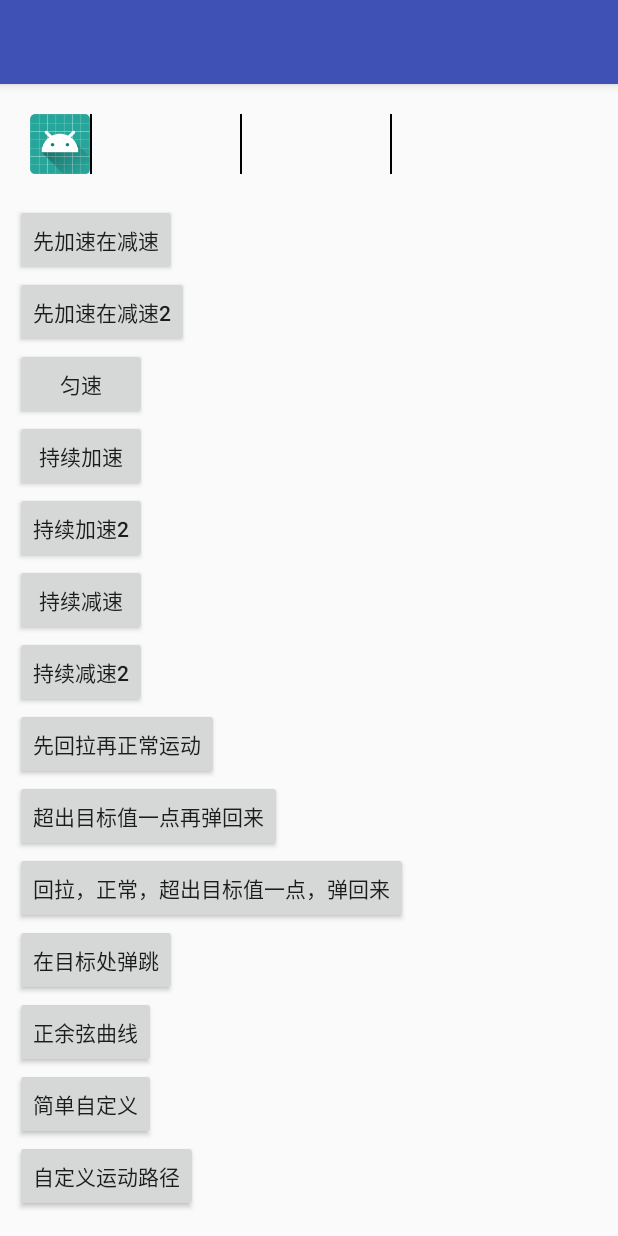
After one commit to HaoFeiWang/DemoList, an Android app: the AnimActivity screen opened directly, with no data from a screen before it, on a phone screen of 412 x 824 dp. The commit adds this screen. Run offline under Robolectric (Android 15) with nearby library versions, the light colour scheme and no system bars.

Commit message:
动画插值器

```diff
--- a/app/src/main/AndroidManifest.xml
+++ b/app/src/main/AndroidManifest.xml
@@ -1,6 +1,8 @@
 <?xml version="1.0" encoding="utf-8"?>
 <manifest xmlns:android="http://schemas.android.com/apk/res/android"
     package="com.whf.demolist">
+
+    <uses-permission android:name="android.permission.INTERNET" />
 
     <application
         android:allowBackup="true"
@@ -16,7 +18,8 @@
                 <category android:name="android.intent.category.LAUNCHER" />
             </intent-filter>
         </activity>
-        <activity android:name=".unittest.UnitTestActivity"></activity>
+        <activity android:name=".unittest.UnitTestActivity" />
+        <activity android:name=".anim.AnimActivity"></activity>
     </application>
 
 </manifest>
--- a/app/src/main/java/com/whf/demolist/MainActivity.java
+++ b/app/src/main/java/com/whf/demolist/MainActivity.java
@@ -6,11 +6,13 @@ import android.os.Bundle;
 import android.view.View;
 import android.widget.Button;
 
+import com.whf.demolist.anim.AnimActivity;
 import com.whf.demolist.unittest.UnitTestActivity;
 
 public class MainActivity extends AppCompatActivity implements View.OnClickListener {
 
     private Button btnUnitTest;
+    private Button btnAnim;
 
     @Override
     protected void onCreate(Bundle savedInstanceState) {
@@ -23,10 +25,12 @@ public class MainActivity extends AppCompatActivity implements View.OnClickListe
 
     private void initView() {
         btnUnitTest = findViewById(R.id.btn_unit_test);
+        btnAnim = findViewById(R.id.btn_anim);
     }
 
     private void initListener() {
         btnUnitTest.setOnClickListener(this);
+        btnAnim.setOnClickListener(this);
     }
 
     @Override
@@ -35,6 +39,8 @@ public class MainActivity extends AppCompatActivity implements View.OnClickListe
             case R.id.btn_unit_test:
                 startActivity(new Intent(this, UnitTestActivity.class));
                 break;
+            case R.id.btn_anim:
+                startActivity(new Intent(this, AnimActivity.class));
             default:
                 break;
         }
--- /dev/null
+++ b/app/src/main/java/com/whf/demolist/anim/AnimActivity.java
@@ -0,0 +1,157 @@
+package com.whf.demolist.anim;
+
+import android.graphics.Path;
+import android.os.Build;
+import android.support.annotation.RequiresApi;
+import android.support.v4.view.animation.FastOutLinearInInterpolator;
+import android.support.v4.view.animation.FastOutSlowInInterpolator;
+import android.support.v4.view.animation.LinearOutSlowInInterpolator;
+import android.support.v7.app.AppCompatActivity;
+import android.os.Bundle;
+import android.view.View;
+import android.view.ViewPropertyAnimator;
+import android.view.animation.AccelerateDecelerateInterpolator;
+import android.view.animation.AccelerateInterpolator;
+import android.view.animation.AnticipateInterpolator;
+import android.view.animation.AnticipateOvershootInterpolator;
+import android.view.animation.BounceInterpolator;
+import android.view.animation.CycleInterpolator;
+import android.view.animation.DecelerateInterpolator;
+import android.view.animation.LinearInterpolator;
+import android.view.animation.OvershootInterpolator;
+import android.view.animation.PathInterpolator;
+import android.widget.Button;
+import android.widget.ImageView;
+
+import com.whf.demolist.R;
+
+public class AnimActivity extends AppCompatActivity implements View.OnClickListener {
+
+    private ImageView ivAnim;
+    private ViewPropertyAnimator anim;
+
+    private Button btnAccelerateDecelerate;
+    private Button btnAccelerateDecelerate2;
+    private Button btnLine;
+    private Button btnAccelerate;
+    private Button btnAccelerate2;
+    private Button btnDecelerate;
+    private Button btnDecelerate2;
+    private Button btnAnticipate;
+    private Button btnOvershoot;
+    private Button btnAnticipateOvershoot;
+    private Button btnBounce;
+    private Button btnCycle;
+    private Button btnSimplePath;
+    private Button btnPath;
+
+    @Override
+    protected void onCreate(Bundle savedInstanceState) {
+        super.onCreate(savedInstanceState);
+        setContentView(R.layout.activity_anim);
+
+        ivAnim = findViewById(R.id.iv_anim);
+        anim = ivAnim.animate();
+
+        btnAccelerateDecelerate = findViewById(R.id.btn_accelerate_decelerate);
+        btnAccelerateDecelerate2 = findViewById(R.id.btn_accelerate_decelerate2);
+        btnLine = findViewById(R.id.btn_line);
+        btnAccelerate = findViewById(R.id.btn_accelerate);
+        btnAccelerate2 = findViewById(R.id.btn_accelerate2);
+        btnDecelerate = findViewById(R.id.btn_decelerate);
+        btnDecelerate2 = findViewById(R.id.btn_decelerate2);
+        btnAnticipate = findViewById(R.id.btn_anticipate);
+        btnOvershoot = findViewById(R.id.btn_overshoot);
+        btnAnticipateOvershoot = findViewById(R.id.btn_anticipate_overshoot);
+        btnBounce = findViewById(R.id.btn_bounce);
+        btnCycle = findViewById(R.id.btn_cycle);
+        btnSimplePath = findViewById(R.id.btn_simple_path);
+        btnPath = findViewById(R.id.btn_path);
+
+        btnAccelerateDecelerate.setOnClickListener(this);
+        btnAccelerateDecelerate2.setOnClickListener(this);
+        btnLine.setOnClickListener(this);
+        btnAccelerate.setOnClickListener(this);
+        btnAccelerate2.setOnClickListener(this);
+        btnDecelerate.setOnClickListener(this);
+        btnDecelerate2.setOnClickListener(this);
+        btnAnticipate.setOnClickListener(this);
+        btnOvershoot.setOnClickListener(this);
+        btnAnticipateOvershoot.setOnClickListener(this);
+        btnBounce.setOnClickListener(this);
+        btnCycle.setOnClickListener(this);
+        btnSimplePath.setOnClickListener(this);
+        btnPath.setOnClickListener(this);
+    }
+
+    /**
+     * PathInterpolator
+     * 传入一个路径，横坐标为时间完成度，纵坐标为动画完成度，最大值都为1
+     */
+    @RequiresApi(api = Build.VERSION_CODES.LOLLIPOP)
+    private void startPathAnim() {
+        Path interpolatorPath = new Path();
+        //迅速运动0.25
+        interpolatorPath.lineTo(0.25f, 0.25f);
+        // 然后瞬间跳跃到 150% 的动画完成度
+        interpolatorPath.moveTo(0.25f, 1.5f);
+        // 再匀速倒车，返回到目标点
+        interpolatorPath.lineTo(1, 1);
+        anim.translationX(600).setInterpolator(new PathInterpolator(interpolatorPath)).setDuration(1000).start();
+    }
+
+    /**
+     * 简易的自定义插值器
+     * 在 http://cubic-bezier.com/ 网站上选择自己喜欢的需要的动画，会生成四个点，然后传入即可
+     */
+    @Override
+    public void onClick(View v) {
+        anim.translationX(0).setDuration(0).start();
+        switch (v.getId()) {
+            case R.id.btn_accelerate_decelerate:
+                anim.translationX(600).setInterpolator(new AccelerateDecelerateInterpolator()).setDuration(1000).start();
+                break;
+            case R.id.btn_accelerate_decelerate2:
+                anim.translationX(600).setInterpolator(new FastOutSlowInInterpolator()).setDuration(1000).start();
+                break;
+            case R.id.btn_line:
+                anim.translationX(600).setInterpolator(new LinearInterpolator()).setDuration(1000).start();
+                break;
+            case R.id.btn_accelerate:
+                anim.translationX(600).setInterpolator(new AccelerateInterpolator()).setDuration(1000).start();
+                break;
+            case R.id.btn_accelerate2:
+                anim.translationX(600).setInterpolator(new FastOutLinearInInterpolator()).setDuration(1000).start();
+                break;
+            case R.id.btn_decelerate:
+                anim.translationX(600).setInterpolator(new DecelerateInterpolator()).setDuration(1000).start();
+                break;
+            case R.id.btn_decelerate2:
+                anim.translationX(600).setInterpolator(new LinearOutSlowInInterpolator()).setDuration(1000).start();
+                break;
+            case R.id.btn_anticipate:
+                anim.translationX(600).setInterpolator(new AnticipateInterpolator()).setDuration(1000).start();
+            case R.id.btn_anticipate_overshoot:
+                anim.translationX(600).setInterpolator(new AnticipateOvershootInterpolator()).setDuration(1000).start();
+                break;
+            case R.id.btn_overshoot:
+                anim.translationX(600).setInterpolator(new OvershootInterpolator()).setDuration(1000).start();
+                break;
+            case R.id.btn_cycle:
+                anim.translationX(300).setDuration(0).start();
+                anim.translationX(600).setInterpolator(new CycleInterpolator(2)).setDuration(1000).start();
+                break;
+            case R.id.btn_bounce:
+                anim.translationX(600).setInterpolator(new BounceInterpolator()).setDuration(1000).start();
+                break;
+            case R.id.btn_simple_path:
+                anim.translationX(600).setInterpolator(new SimpleCustomInterpolator(0.05f, -0.92f, 0.75f, 1.78f)).setDuration(1000).start();
+                break;
+            case R.id.btn_path:
+                startPathAnim();
+                break;
+            default:
+                break;
+        }
+    }
+}
--- a/app/src/main/java/com/whf/demolist/common/net/NetManager.java
+++ b/app/src/main/java/com/whf/demolist/common/net/NetManager.java
@@ -1,6 +1,5 @@
 package com.whf.demolist.common.net;
 
-import android.content.Context;
 
 import java.util.List;
 
@@ -39,7 +38,7 @@ public class NetManager {
         return netManager;
     }
 
-    public Observable<List<GankResult>> getAndroidData(int page){
+    public Observable<GankResult> getAndroidData(int page){
         return netService.getAndroidData(page);
     }
 
--- a/app/src/main/java/com/whf/demolist/common/net/NetService.java
+++ b/app/src/main/java/com/whf/demolist/common/net/NetService.java
@@ -1,6 +1,4 @@
 package com.whf.demolist.common.net;
-
-import java.util.List;
 
 import io.reactivex.Observable;
 import retrofit2.http.GET;
@@ -13,5 +11,5 @@ import retrofit2.http.Path;
 public interface NetService {
 
     @GET("data/Android/10/{page}")
-    Observable<List<GankResult>> getAndroidData(@Path("page") int page);
+    Observable<GankResult> getAndroidData(@Path("page") int page);
 }
--- /dev/null
+++ b/app/src/main/res/layout/activity_anim.xml
@@ -0,0 +1,128 @@
+<?xml version="1.0" encoding="utf-8"?>
+<RelativeLayout xmlns:android="http://schemas.android.com/apk/res/android"
+    xmlns:tools="http://schemas.android.com/tools"
+    android:layout_width="match_parent"
+    android:layout_height="match_parent"
+    tools:context="com.whf.demolist.anim.AnimActivity">
+
+    <ImageView
+        android:id="@+id/iv_anim"
+        android:layout_width="40dp"
+        android:layout_height="40dp"
+        android:layout_marginStart="20dp"
+        android:layout_marginTop="20dp"
+        android:src="@mipmap/ic_launcher_round" />
+
+    <TextView
+        android:layout_width="1dp"
+        android:layout_height="40dp"
+        android:layout_marginStart="60dp"
+        android:layout_marginTop="20dp"
+        android:background="#000000" />
+
+    <TextView
+        android:layout_width="1dp"
+        android:layout_height="40dp"
+        android:layout_marginStart="160dp"
+        android:layout_marginTop="20dp"
+        android:background="#000000" />
+
+    <TextView
+        android:layout_width="1dp"
+        android:layout_height="40dp"
+        android:layout_marginStart="260dp"
+        android:layout_marginTop="20dp"
+        android:background="#000000" />
+
+    <ScrollView
+        android:layout_width="match_parent"
+        android:layout_height="match_parent"
+        android:layout_below="@id/iv_anim"
+        android:layout_marginTop="20dp">
+
+        <LinearLayout
+            android:layout_width="match_parent"
+            android:layout_height="wrap_content"
+            android:layout_marginStart="10dp"
+            android:orientation="vertical">
+
+            <Button
+                android:id="@+id/btn_accelerate_decelerate"
+                android:layout_width="wrap_content"
+                android:layout_height="wrap_content"
+                android:text="先加速在减速" />
+            <Button
+                android:id="@+id/btn_accelerate_decelerate2"
+                android:layout_width="wrap_content"
+                android:layout_height="wrap_content"
+                android:text="先加速在减速2" />
+
+            <Button
+                android:id="@+id/btn_line"
+                android:layout_width="wrap_content"
+                android:layout_height="wrap_content"
+                android:text="匀速" />
+
+            <Button
+                android:id="@+id/btn_accelerate"
+                android:layout_width="wrap_content"
+                android:layout_height="wrap_content"
+                android:text="持续加速" />
+
+            <Button
+                android:id="@+id/btn_accelerate2"
+                android:layout_width="wrap_content"
+                android:layout_height="wrap_content"
+                android:text="持续加速2"/>
+
+            <Button
+                android:id="@+id/btn_decelerate"
+                android:layout_width="wrap_content"
+                android:layout_height="wrap_content"
+                android:text="持续减速" />
+
+            <Button
+                android:id="@+id/btn_decelerate2"
+                android:layout_width="wrap_content"
+                android:layout_height="wrap_content"
+                android:text="持续减速2" />
+
+            <Button
+                android:id="@+id/btn_anticipate"
+                android:layout_width="wrap_content"
+                android:layout_height="wrap_content"
+                android:text="先回拉再正常运动" />
+
+            <Button
+                android:id="@+id/btn_overshoot"
+                android:layout_width="wrap_content"
+                android:layout_height="wrap_content"
+                android:text="超出目标值一点再弹回来" />
+            <Button
+                android:id="@+id/btn_anticipate_overshoot"
+                android:layout_width="wrap_content"
+                android:layout_height="wrap_content"
+                android:text="回拉，正常，超出目标值一点，弹回来" />
+            <Button
+                android:id="@+id/btn_bounce"
+                android:layout_width="wrap_content"
+                android:layout_height="wrap_content"
+                android:text="在目标处弹跳" />
+            <Button
+                android:id="@+id/btn_cycle"
+                android:layout_width="wrap_content"
+                android:layout_height="wrap_content"
+                android:text="正余弦曲线" />
+            <Button
+                android:id="@+id/btn_simple_path"
+                android:layout_width="wrap_content"
+                android:layout_height="wrap_content"
+                android:text="简单自定义" />
+            <Button
+                android:id="@+id/btn_path"
+                android:layout_width="wrap_content"
+                android:layout_height="wrap_content"
+                android:text="自定义运动路径" />
+        </LinearLayout>
+    </ScrollView>
+</RelativeLayout>
--- a/app/src/main/res/layout/activity_main.xml
+++ b/app/src/main/res/layout/activity_main.xml
@@ -3,6 +3,7 @@
     xmlns:tools="http://schemas.android.com/tools"
     android:layout_width="match_parent"
     android:layout_height="match_parent"
+    android:orientation="vertical"
     tools:context="com.whf.demolist.MainActivity">
 
     <Button
@@ -10,5 +11,10 @@
         android:layout_width="wrap_content"
         android:layout_height="wrap_content"
         android:text="单元测试"/>
+    <Button
+        android:id="@+id/btn_anim"
+        android:layout_width="wrap_content"
+        android:layout_height="wrap_content"
+        android:text="动画插值器"/>
 
 </LinearLayout>
```
Also changed, not shown: app/build.gradle (+8 -8 lines), app/src/main/java/com/whf/demolist/anim/SimpleCustomInterpolator.java (added, +87 -0 lines), app/src/main/java/com/whf/demolist/common/data/GankEntry.java (+5 -3 lines), app/src/main/java/com/whf/demolist/common/net/GankResult.java (+32 -0 lines), 2 other files.
